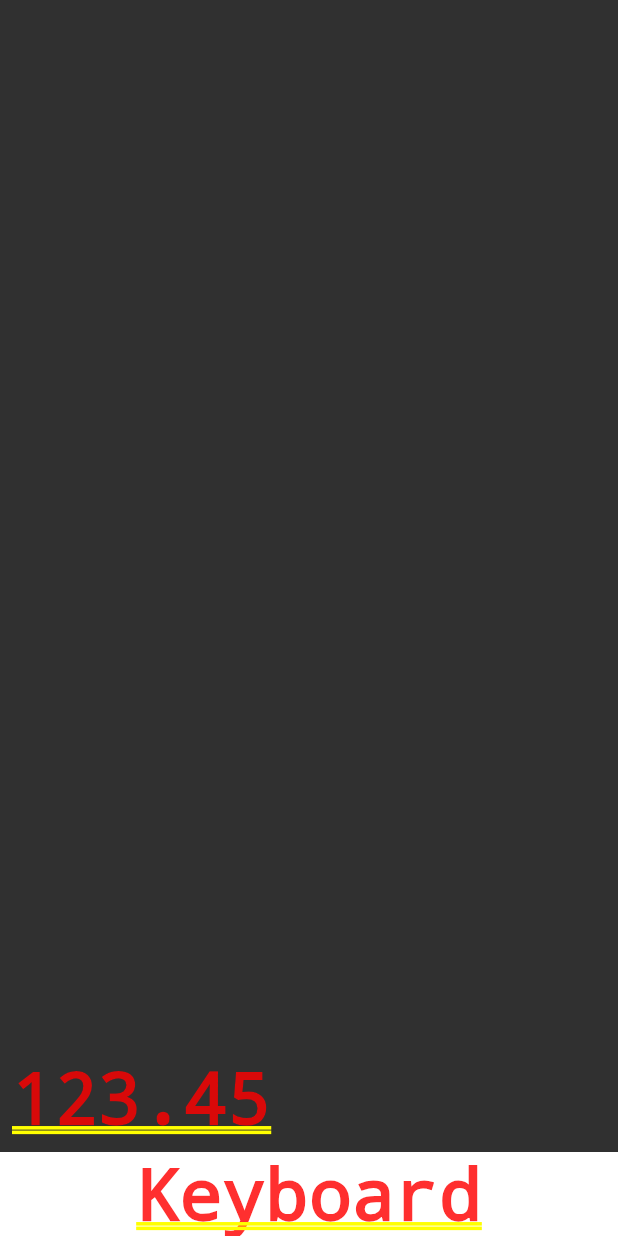
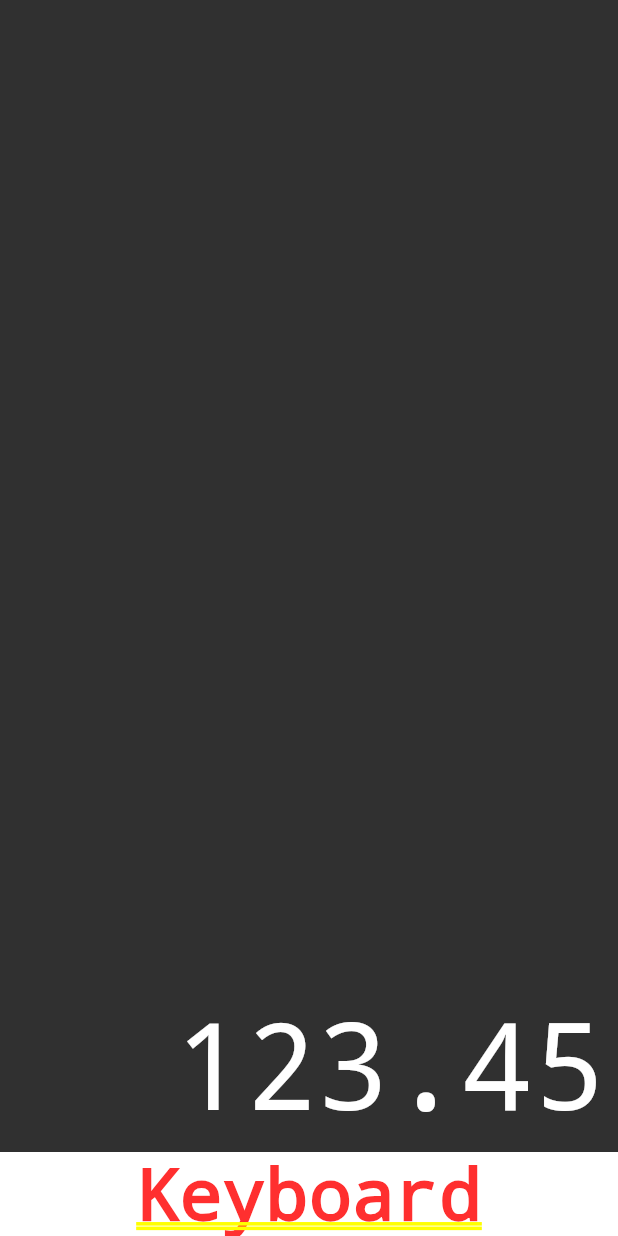
Before and after one commit to mabesi/slycalc, a Flutter app: the screen it shows after launch, on a phone screen of 412 x 824 dp. Run offline on Flutter 3.47's test engine with Material 2 defaults, Android fonts, the phone set to English and light mode, and no system bars; drawn by our look-alikes of auto_size_text.

Commit message:
Display component adjust appearance

```diff
--- a/lib/components/display.dart
+++ b/lib/components/display.dart
@@ -1,3 +1,4 @@
+import 'package:auto_size_text/auto_size_text.dart';
 import 'package:flutter/material.dart';
 
 class Display extends StatelessWidget {
@@ -18,7 +19,19 @@ class Display extends StatelessWidget {
           children: <Widget>[
             Padding(
               padding: const EdgeInsets.all(8.0),
-              child: Text(text),
+              child: AutoSizeText(
+                  text,
+                  minFontSize: 20,
+                  maxFontSize: 80,
+                  maxLines: 1,
+                  textAlign: TextAlign.end,
+                  style: TextStyle(
+                    fontWeight: FontWeight.w100,
+                    decoration: TextDecoration.none,
+                    fontSize: 80,
+                    color: Colors.white,
+                  ),
+              ),
             ),
           ],
         ),
```
